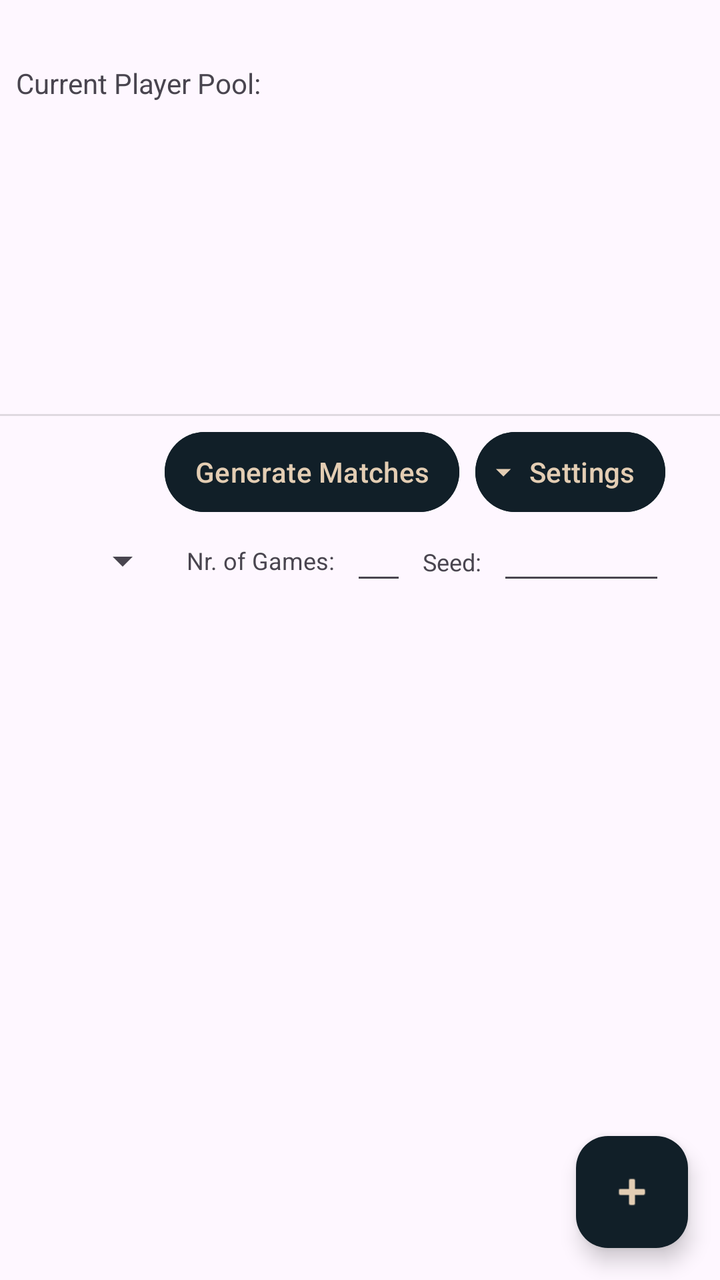
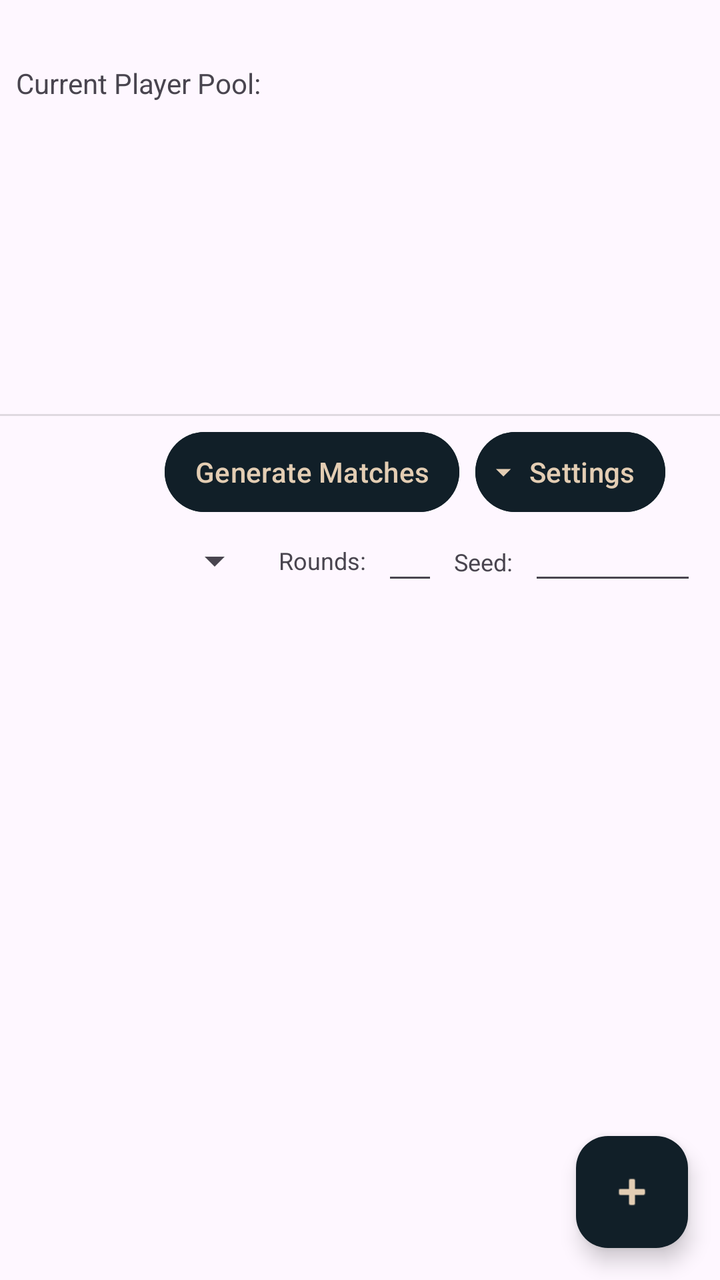

Compare the two renders of this Android layout. The source of the first and the diff that turns it into the second are given below.
<!-- AndroidManifest.xml: application theme Theme.Matchmaking2v2 -->
<!-- res/layout/activity_main.xml -->
<?xml version="1.0" encoding="utf-8"?>
<androidx.constraintlayout.widget.ConstraintLayout xmlns:android="http://schemas.android.com/apk/res/android"
    xmlns:app="http://schemas.android.com/apk/res-auto"
    xmlns:tools="http://schemas.android.com/tools"
    android:id="@+id/main"
    android:layout_width="match_parent"
    android:layout_height="match_parent"
    tools:context=".MainActivity">

    <TextView
        android:id="@+id/tv_nrgames"
        android:layout_width="wrap_content"
        android:layout_height="wrap_content"
        android:layout_marginEnd="8dp"
        android:text="Nr. of Games:"
        android:textSize="12sp"
        app:layout_constraintBottom_toBottomOf="@+id/et_nrgames"
        app:layout_constraintEnd_toStartOf="@+id/et_nrgames"
        app:layout_constraintTop_toTopOf="@+id/et_nrgames"
        app:layout_constraintVertical_bias="0.476" />

    <androidx.recyclerview.widget.RecyclerView
        android:id="@+id/rvplayers"
        android:layout_width="0dp"
        android:layout_height="0dp"
        android:layout_marginStart="4dp"
        android:layout_marginTop="8dp"
        android:layout_marginEnd="4dp"
        app:layout_constraintEnd_toEndOf="parent"
        app:layout_constraintHeight_default="percent"
        app:layout_constraintHeight_percent="0.225"
        app:layout_constraintStart_toStartOf="parent"
        app:layout_constraintTop_toBottomOf="@+id/textView3" />

    <androidx.recyclerview.widget.RecyclerView
        android:id="@+id/rvRounds"
        android:layout_width="0dp"
        android:layout_height="0dp"
        android:layout_marginStart="4dp"
        android:layout_marginTop="4dp"
        android:layout_marginEnd="4dp"
        app:layout_constraintBottom_toBottomOf="parent"
        app:layout_constraintEnd_toEndOf="parent"
        app:layout_constraintHorizontal_bias="0.0"
        app:layout_constraintStart_toStartOf="parent"
        app:layout_constraintTop_toBottomOf="@+id/et_seed"
        app:layout_constraintVertical_bias="1.0" />

    <Button
        android:id="@+id/b_generate"
        android:layout_width="wrap_content"
        android:layout_height="wrap_content"
        android:layout_marginTop="4dp"
        android:layout_marginEnd="48dp"
        android:backgroundTint="@color/blueBlack"
        android:elevation="8dp"
        android:paddingLeft="15dp"
        android:paddingTop="0dp"
        android:paddingRight="15dp"
        android:paddingBottom="0dp"
        android:text="Generate Matches"
        android:textColor="@color/tanAccent"
        app:layout_constraintEnd_toEndOf="parent"
        app:layout_constraintStart_toStartOf="parent"
        app:layout_constraintTop_toBottomOf="@+id/divider2" />

    <com.google.android.material.floatingactionbutton.FloatingActionButton
        android:id="@+id/fabAddPlayers"
        android:layout_width="wrap_content"
        android:layout_height="wrap_content"
        android:layout_marginEnd="16dp"
        android:layout_marginBottom="16dp"
        android:clickable="true"
        android:src="@android:drawable/ic_input_add"
        app:backgroundTint="@color/blueBlack"
        app:tint="@color/tanAccent"
        app:layout_constraintBottom_toBottomOf="parent"
        app:layout_constraintEnd_toEndOf="parent" />

    <TextView
        android:id="@+id/textView3"
        android:layout_width="wrap_content"
        android:layout_height="wrap_content"
        android:layout_marginStart="8dp"
        android:layout_marginTop="32dp"
        android:text="Current Player Pool:"
        app:layout_constraintStart_toStartOf="parent"
        app:layout_constraintTop_toTopOf="parent" />

    <TextView
        android:id="@+id/tv_seed"
        android:layout_width="wrap_content"
        android:layout_height="wrap_content"
        android:layout_marginEnd="8dp"
        android:text="Seed:"
        android:textSize="12sp"
        app:layout_constraintBottom_toBottomOf="@+id/et_seed"
        app:layout_constraintEnd_toStartOf="@+id/et_seed"
        app:layout_constraintTop_toTopOf="@+id/et_seed" />

    <EditText
        android:id="@+id/et_seed"
        android:layout_width="wrap_content"
        android:layout_height="wrap_content"
        android:layout_marginTop="4dp"
        android:ems="6"
        android:inputType="number"
        android:textAlignment="viewEnd"
        android:textSize="12sp"
        app:layout_constraintEnd_toEndOf="@+id/bu_seed"
        app:layout_constraintTop_toBottomOf="@+id/bu_seed" />

    <EditText
        android:id="@+id/et_nrgames"
        android:layout_width="wrap_content"
        android:layout_height="wrap_content"
        android:layout_marginEnd="8dp"
        android:ems="2"
        android:inputType="number"
        android:textAlignment="viewEnd"
        android:textSize="12sp"
        app:layout_constraintBottom_toBottomOf="@+id/tv_seed"
        app:layout_constraintEnd_toStartOf="@+id/tv_seed"
        app:layout_constraintTop_toTopOf="@+id/tv_seed" />

    <Button
        android:id="@+id/bu_seed"
        android:layout_width="wrap_content"
        android:layout_height="wrap_content"
        android:layout_marginStart="8dp"
        android:backgroundTint="@color/blueBlack"
        android:paddingLeft="5dp"
        android:paddingTop="0dp"
        android:paddingRight="15dp"
        android:paddingBottom="0dp"
        android:text="Settings"
        android:textAlignment="viewStart"
        android:textColor="@color/tanAccent"
        app:icon="@drawable/outline_arrow_drop_down"
        app:iconPadding="4dp"
        app:iconTint="@color/tanAccent"
        app:layout_constraintBottom_toBottomOf="@+id/b_generate"
        app:layout_constraintStart_toEndOf="@+id/b_generate"
        app:layout_constraintTop_toTopOf="@+id/b_generate" />

    <Spinner
        android:id="@+id/spinner_mode"
        android:layout_width="wrap_content"
        android:layout_height="wrap_content"
        android:layout_marginEnd="8dp"
        android:spinnerMode="dropdown"
        app:layout_constraintBottom_toBottomOf="@+id/tv_nrgames"
        app:layout_constraintEnd_toStartOf="@+id/tv_nrgames"
        app:layout_constraintTop_toTopOf="@+id/tv_nrgames" />

    <View
        android:id="@+id/divider2"
        android:layout_width="409dp"
        android:layout_height="1dp"
        android:layout_marginTop="4dp"
        android:background="?android:attr/listDivider"
        app:layout_constraintEnd_toEndOf="parent"
        app:layout_constraintStart_toStartOf="parent"
        app:layout_constraintTop_toBottomOf="@+id/rvplayers" />

</androidx.constraintlayout.widget.ConstraintLayout>
<!-- resources referenced by this layout -->
<resources>
  <color name="blueBlack">#111f28</color>
  <color name="tanAccent">#e3cdb3</color>
  <!-- drawable outline_arrow_drop_down (drawable) -->
  <vector xmlns:android="http://schemas.android.com/apk/res/android" android:height="24dp" android:tint="#111F28" android:viewportHeight="960" android:viewportWidth="960" android:width="24dp">
        
      <path android:fillColor="@android:color/white" android:pathData="M480,600L280,400L680,400L480,600Z"/>
      
  </vector>
  <style name="Theme.Matchmaking2v2" parent="Base.Theme.Matchmaking2v2" />
  <style name="Base.Theme.Matchmaking2v2" parent="Theme.Material3.DayNight"> 
          
          <item name="colorPrimary">@color/my_light_primary</item>
      </style>
  <color name="my_light_primary">#FF000000</color>
</resources>

<!-- the commit's change to res/layout/activity_main.xml (unified diff, before → after) -->
@@ -12,7 +12,7 @@
         android:layout_width="wrap_content"
         android:layout_height="wrap_content"
         android:layout_marginEnd="8dp"
-        android:text="Nr. of Games:"
+        android:text="Rounds:"
         android:textSize="12sp"
         app:layout_constraintBottom_toBottomOf="@+id/et_nrgames"
         app:layout_constraintEnd_toStartOf="@+id/et_nrgames"
@@ -103,6 +103,7 @@
         android:layout_width="wrap_content"
         android:layout_height="wrap_content"
         android:layout_marginTop="4dp"
+        android:layout_marginEnd="-16dp"
         android:ems="6"
         android:inputType="number"
         android:textAlignment="viewEnd"
